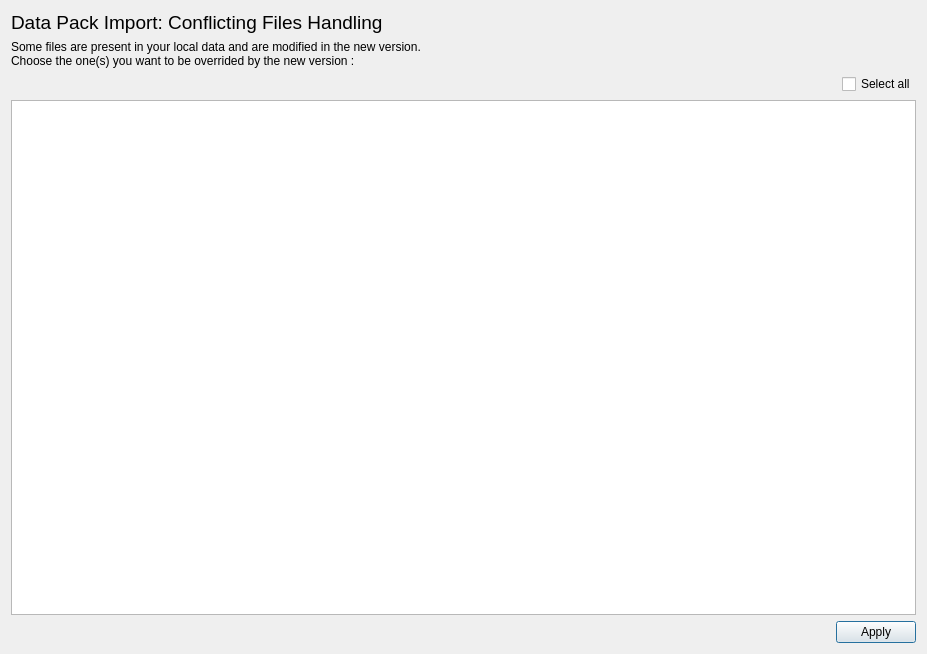
First picture: the form in PhzQtUI/auxdir/PhzQtUI/DialogConflictingFilesHandling.ui, repository astrorama/Phosphoros, before the edit.
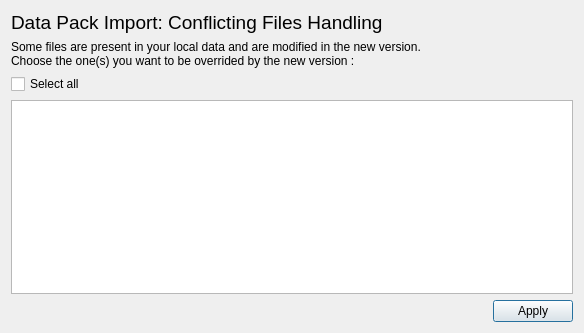
Second picture: the form after the edit.

```diff
--- a/PhzQtUI/auxdir/PhzQtUI/DialogConflictingFilesHandling.ui
+++ b/PhzQtUI/auxdir/PhzQtUI/DialogConflictingFilesHandling.ui
@@ -6,8 +6,8 @@
    <rect>
     <x>0</x>
     <y>0</y>
-    <width>927</width>
-    <height>654</height>
+    <width>584</width>
+    <height>333</height>
    </rect>
   </property>
   <property name="windowTitle">
@@ -36,6 +36,16 @@
    </item>
    <item>
     <layout class="QHBoxLayout" name="horizontalLayout_2">
+     <item>
+      <widget class="QCheckBox" name="cb_all">
+       <property name="text">
+        <string>Select all</string>
+       </property>
+       <property name="tristate">
+        <bool>false</bool>
+       </property>
+      </widget>
+     </item>
      <item>
       <spacer name="horizontalSpacer_2">
        <property name="orientation">
@@ -49,16 +59,6 @@
        </property>
       </spacer>
      </item>
-     <item>
-      <widget class="QCheckBox" name="cb_all">
-       <property name="text">
-        <string>Select all</string>
-       </property>
-       <property name="tristate">
-        <bool>true</bool>
-       </property>
-      </widget>
-     </item>
     </layout>
    </item>
    <item>
```
